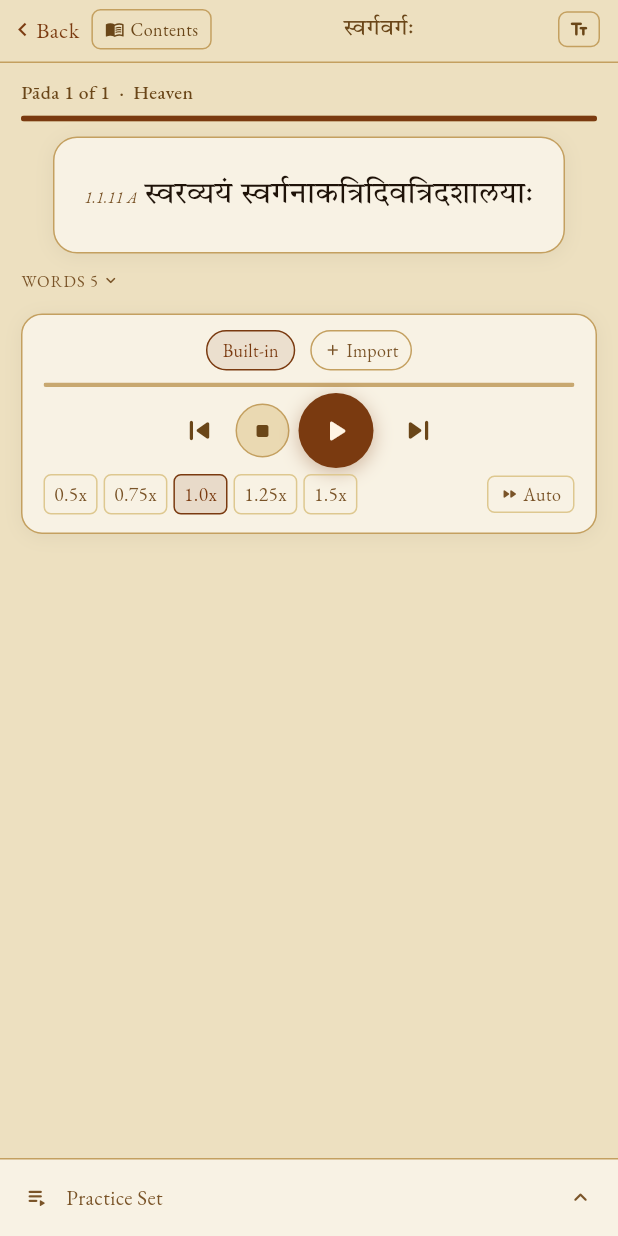
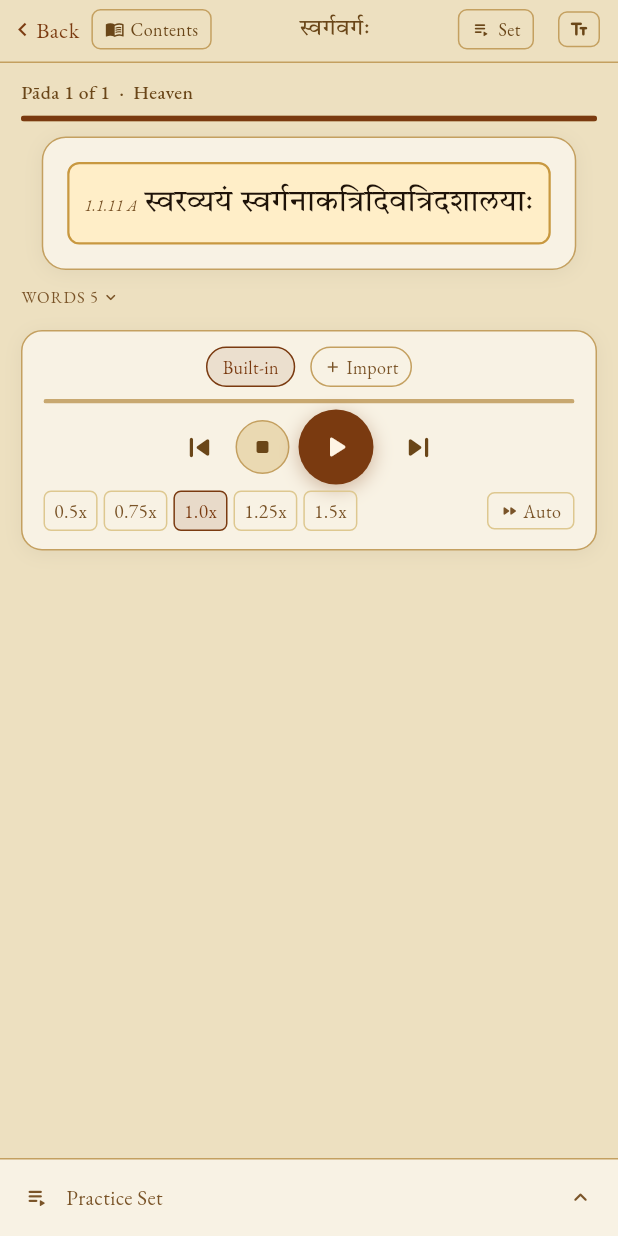
Before and after one commit to sramaka/amarakosha, a Flutter app: the screen it shows after launch, after a tap on "Browse", after a tap on "Home", after a tap on "Create New Practice Set", on a phone screen of 412 x 824 dp. Run offline on Flutter 3.47's test engine with Material 3 defaults, Android fonts, the phone set to English and light mode, and no system bars; our stand-ins replace google_fonts, just_audio, shared_preferences; missing offline and left inert: dart:js_interop, record.

Commit message:
Unified pada box, mobile Set button, landing link, set panel on continue
- Show all padas (context + active) in one card box, left-aligned;
  active pada highlighted with AD.activeLine() (warm yellow + amber border),
  context padas dimmed (0.55 opacity), tappable to navigate
- Practice Set button now appears in nav bar on mobile (opens bottom
  sheet) as well as desktop (toggles side panel)
- Add showSetPanel param to PracticeScreen so "Continue Practicing"
  from Home always opens the set panel for the selected set
- Add "About" link (landing.html) to top-right of Home screen header

Co-Authored-By: Claude Sonnet 4.6 <noreply@anthropic.com>

```diff
--- a/lib/main.dart
+++ b/lib/main.dart
@@ -70,6 +70,7 @@ class _AppShellState extends State<AppShell> {
       session: _defaultSession,
       onBack: _pop,
       initialSetIdx: setIdx,
+      showSetPanel: true,
     ));
   }
 
--- a/lib/presentation/screens/home_screen.dart
+++ b/lib/presentation/screens/home_screen.dart
@@ -45,10 +45,11 @@ class HomeScreen extends StatelessWidget {
 
         // ── Header ────────────────────────────────────────────────────────
         Container(
-          padding: const EdgeInsets.fromLTRB(20, 12, 20, 14),
+          padding: const EdgeInsets.fromLTRB(20, 12, 16, 14),
           decoration: const BoxDecoration(
               border: Border(bottom: BorderSide(color: AC.border))),
-          child: Column(crossAxisAlignment: CrossAxisAlignment.start, children: [
+          child: Row(crossAxisAlignment: CrossAxisAlignment.start, children: [
+            Expanded(child: Column(crossAxisAlignment: CrossAxisAlignment.start, children: [
               const Text('अमरकोशः', style: TextStyle(
                   fontFamily: 'TiroDevanagarSanskrit',
                   fontSize: 26, color: AC.text, height: 1.2)),
@@ -57,6 +58,18 @@ class HomeScreen extends StatelessWidget {
                       (fs - 2).clamp(10, 99),
                       color: AC.textSec, letterSpacing: 1.0,
                       weight: AppSettings.instance.fontWeight)),
+            ])),
+            GestureDetector(
+              onTap: () => _openUrl('landing.html'),
+              child: Padding(
+                padding: const EdgeInsets.only(top: 6),
+                child: Row(mainAxisSize: MainAxisSize.min, children: [
+                  const Icon(Icons.info_outline_rounded, size: 14, color: AC.textMuted),
+                  const SizedBox(width: 4),
+                  Text('About', style: AT.garamond(12, color: AC.textMuted)),
+                ]),
+              ),
+            ),
           ]),
         ),
 
--- a/lib/presentation/screens/practice_screen.dart
+++ b/lib/presentation/screens/practice_screen.dart
@@ -43,6 +43,7 @@ class PracticeScreen extends StatefulWidget {
   final VoidCallback onBack;
   final int          initialSetIdx;   // activate this set after restore (0 = stored default)
   final bool         startWithNewSet; // add a fresh empty set after restore
+  final bool         showSetPanel;    // open set panel immediately on load
 
   const PracticeScreen({
     super.key,
@@ -50,6 +51,7 @@ class PracticeScreen extends StatefulWidget {
     required this.onBack,
     this.initialSetIdx   = 0,
     this.startWithNewSet = false,
+    this.showSetPanel    = false,
   });
 
   @override
@@ -185,7 +187,7 @@ class _PracticeScreenState extends State<PracticeScreen> {
           _showSetPanel = true;
         });
         _saveSet();
-      } else if (widget.initialSetIdx != 0) {
+      } else if (widget.initialSetIdx != 0 || widget.showSetPanel) {
         final idx = widget.initialSetIdx.clamp(0, _practiceSets.length - 1);
         setState(() { _activeSetIdx = idx; _showSetPanel = true; });
       }
@@ -688,24 +690,25 @@ class _PracticeScreenState extends State<PracticeScreen> {
                   fontSize: 15, color: AC.textSec, height: 1.2));
             }),
           )),
-          // Desktop only: Practice Set toggle (mobile uses bottom tray instead)
-          if (!isMobile)
-            GestureDetector(
-              onTap: () => setState(() => _showSetPanel = !_showSetPanel),
+          // Practice Set toggle — side panel on desktop, bottom sheet on mobile
+          GestureDetector(
+            onTap: isMobile
+                ? _showMobileSetSheet
+                : () => setState(() => _showSetPanel = !_showSetPanel),
             child: Container(
               margin: const EdgeInsets.only(right: 8),
               padding: const EdgeInsets.symmetric(horizontal: 8, vertical: 4),
               decoration: BoxDecoration(
-                  color: _showSetPanel ? AC.accent.withOpacity(0.10) : Colors.transparent,
+                color: (!isMobile && _showSetPanel) ? AC.accent.withOpacity(0.10) : Colors.transparent,
                 borderRadius: BorderRadius.circular(6),
-                  border: Border.all(color: _showSetPanel ? AC.accent : AC.border)),
+                border: Border.all(color: (!isMobile && _showSetPanel) ? AC.accent : AC.border)),
               child: Row(mainAxisSize: MainAxisSize.min, children: [
                 Icon(Icons.playlist_play_rounded, size: 14,
-                      color: _showSetPanel ? AC.accent : AC.textSec),
+                    color: (!isMobile && _showSetPanel) ? AC.accent : AC.textSec),
                 const SizedBox(width: 4),
                 Text('Set${_setItems.isEmpty ? "" : " (${_setItems.length})"}',
                     style: AT.garamond(12,
-                          color: _showSetPanel ? AC.accent : AC.textSec)),
+                        color: (!isMobile && _showSetPanel) ? AC.accent : AC.textSec)),
               ]),
             ),
           ),
@@ -1654,49 +1657,10 @@ class _PracticeScreenState extends State<PracticeScreen> {
       padding: const EdgeInsets.only(bottom: 44),
       child: Column(children: [
         _buildProgress(pada),
-        ...beforePadas.map((p) => _buildContextPada(p)),
-        _buildPadaCard(pada),
-        ...afterPadas.map((p) => _buildContextPada(p)),
+        _buildPadaBox(pada, beforePadas, afterPadas),
         _buildWordChips(pada),
         _buildPlayer(),
       ]),
-    );
-  }
-
-  Widget _buildContextPada(Pada p) {
-    final s = AppSettings.instance;
-    return GestureDetector(
-      onTap: () => _goTo(_selKandaNum, _selVargaSeq, _selSecSeq, p.seq),
-      child: Opacity(
-        opacity: 0.55,
-        child: Container(
-          margin: const EdgeInsets.fromLTRB(14, 6, 14, 0),
-          padding: const EdgeInsets.fromLTRB(16, 10, 16, 10),
-          decoration: BoxDecoration(
-            color: AC.surfaceAlt,
-            borderRadius: BorderRadius.circular(10),
-            border: Border.all(color: AC.borderLight),
-          ),
-          child: p.hasText
-              ? Text.rich(TextSpan(children: [
-                  TextSpan(
-                    text: '${p.id} ${p.padaNum == 1 ? "A" : "B"}  ',
-                    style: AT.garamond(
-                        (s.devFontSize * 0.52).clamp(10.0, 15.0),
-                        color: AC.textMuted, italic: true),
-                  ),
-                  TextSpan(
-                    text: p.textDev,
-                    style: AT.devanagari(
-                        (s.devFontSize * 0.85).roundToDouble(),
-                        color: AC.textMuted, family: s.devFontFamily),
-                  ),
-                ]))
-              : Text('${p.id} ${p.padaNum == 1 ? "A" : "B"}',
-                    style: AT.garamond(s.uiFontSize.toDouble(),
-                        color: AC.textMuted, italic: true)),
-        ),
-      ),
     );
   }
 
@@ -1718,9 +1682,9 @@ class _PracticeScreenState extends State<PracticeScreen> {
     ]),
   );
 
-  Widget _buildPadaCard(Pada pada) {
-    final s   = AppSettings.instance;
-    final pad = _isMobile ? 20.0 : 16.0;
+  Widget _buildPadaBox(Pada activePada, List<Pada> before, List<Pada> after) {
+    final s          = AppSettings.instance;
+    final pad        = _isMobile ? 16.0 : 14.0;
     final hasButtons = _setPlaying || _waitingForStep;
     return Container(
       margin: const EdgeInsets.fromLTRB(14, 10, 14, 10),
@@ -1765,30 +1729,51 @@ class _PracticeScreenState extends State<PracticeScreen> {
           ]),
           const SizedBox(height: 10),
         ],
-        // Sanskrit text with inline reference prefix
-        _buildPadaText(pada),
-      ]),
-    );
-  }
-
-  Widget _buildPadaText(Pada pada) {
+        // All padas in one block: context (dimmed) → active (highlighted) → context (dimmed)
+        for (final p in before) _buildPadaRowInBox(p, isActive: false),
+        _buildPadaRowInBox(activePada, isActive: true),
+        for (final p in after) _buildPadaRowInBox(p, isActive: false),
+      ]),
+    );
+  }
+
+  Widget _buildPadaRowInBox(Pada p, {required bool isActive}) {
     final s = AppSettings.instance;
-    if (!pada.hasText) {
-      return Text('[no text available]',
+    Widget content;
+    if (!p.hasText) {
+      content = Text('[no text available]',
           style: AT.garamond(12, color: AC.textMuted, italic: true));
-    }
-    return Text.rich(TextSpan(children: [
+    } else {
+      content = Text.rich(TextSpan(children: [
         TextSpan(
-        text: '${pada.id} ${pada.padaNum == 1 ? "A" : "B"}  ',
+          text: '${p.id} ${p.padaNum == 1 ? "A" : "B"}  ',
           style: AT.garamond(
               (s.devFontSize * 0.52).clamp(10.0, 16.0),
               color: AC.textMuted, italic: true),
         ),
         TextSpan(
-        text: pada.textDev,
-        style: AT.devanagari(s.devFontSize.toDouble(), family: s.devFontFamily),
+          text: p.textDev,
+          style: AT.devanagari(
+              isActive ? s.devFontSize.toDouble() : (s.devFontSize * 0.85).roundToDouble(),
+              color: isActive ? AC.text : AC.textMuted,
+              family: s.devFontFamily),
         ),
       ]));
+    }
+    if (isActive) {
+      return Container(
+        padding: const EdgeInsets.fromLTRB(10, 8, 10, 8),
+        decoration: AD.activeLine(),
+        child: content,
+      );
+    }
+    return GestureDetector(
+      onTap: () => _goTo(_selKandaNum, _selVargaSeq, _selSecSeq, p.seq),
+      child: Padding(
+        padding: const EdgeInsets.symmetric(vertical: 5, horizontal: 2),
+        child: Opacity(opacity: 0.55, child: content),
+      ),
+    );
   }
 
   Widget _buildWordChips(Pada pada) {
```
Lines whose indentation alone changed are shown as unchanged.
